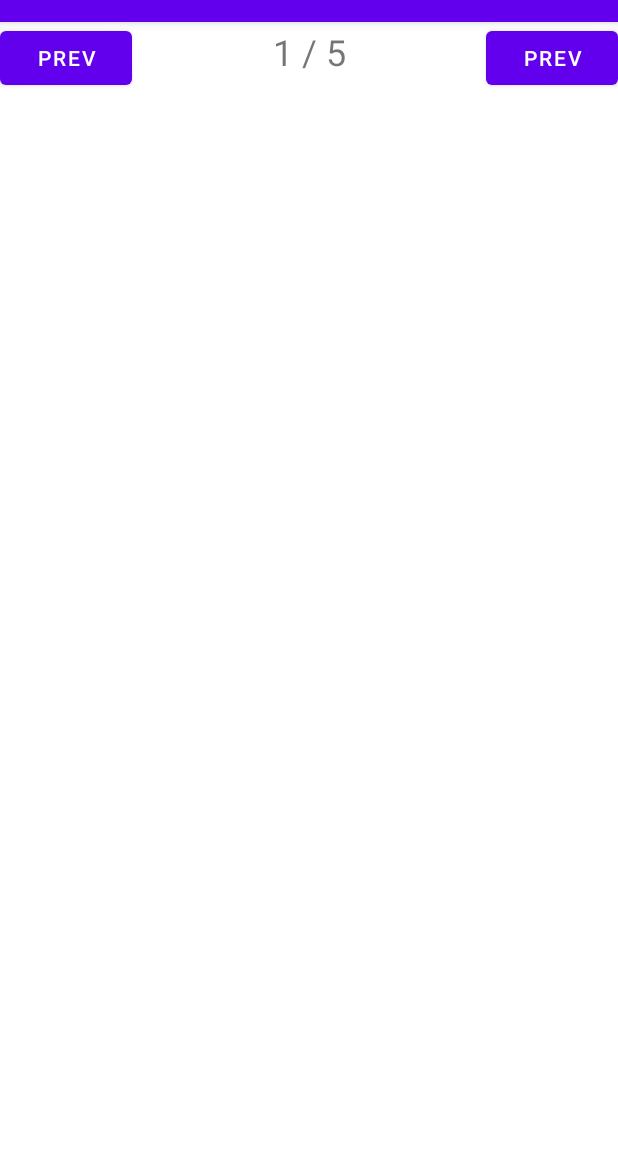
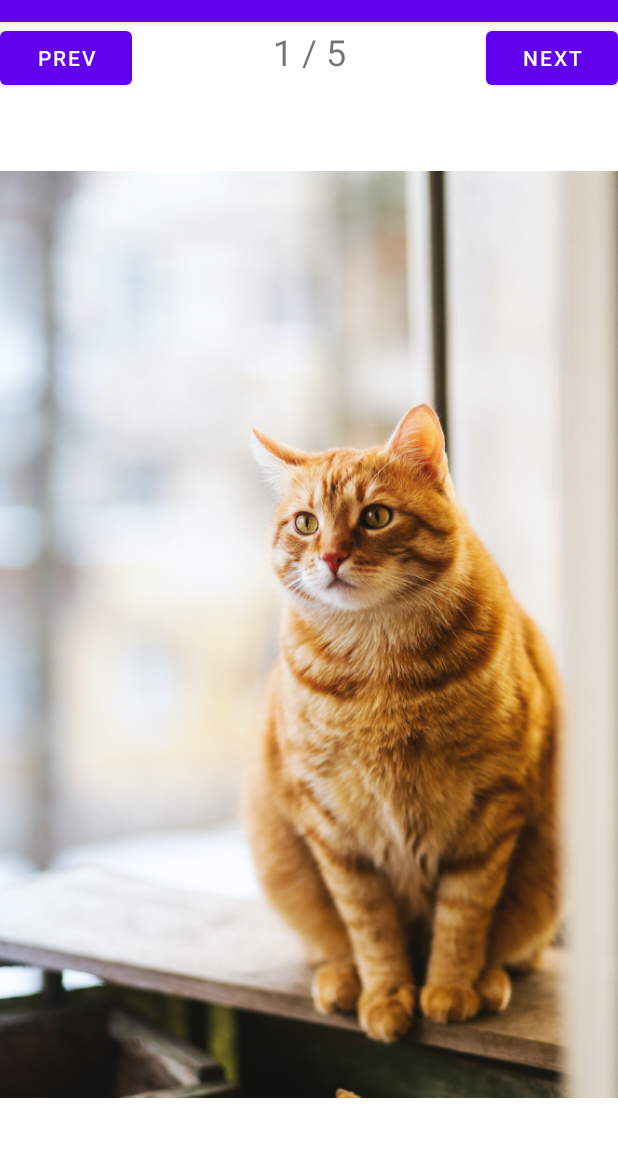
Before and after one commit to Taegrim/Android-Game-Programming, an Android app: the screen it shows after launch (MainActivity), on a phone screen of 412 x 824 dp, the part 62-1219 px from its top. Run offline under Robolectric (Android 15) with nearby library versions, the phone set to English and light mode, and no system bars.

```diff
--- a/ImageSwitcher/app/src/main/res/layout/activity_main.xml
+++ b/ImageSwitcher/app/src/main/res/layout/activity_main.xml
@@ -17,6 +17,7 @@
             android:layout_width="wrap_content"
             android:layout_height="wrap_content"
             android:text="Prev"
+            android:onClick="onBtnPrev"
             />
         <TextView
             android:layout_width="wrap_content"
@@ -29,11 +30,14 @@
         <Button
             android:layout_width="wrap_content"
             android:layout_height="wrap_content"
-            android:text="Prev"
+            android:text="Next"
+            android:onClick="onBtnNext"
             />
     </LinearLayout>
 
     <ImageView
+        android:id="@+id/imageView"
+        android:src="@mipmap/cat_1"
         android:layout_width="match_parent"
         android:layout_height="match_parent"
         android:layout_weight="1"
```
Also changed, not shown: ImageSwitcher/app/src/main/java/kr/ac/tukorea/sgp2018182024/imageswitcher/MainActivity.java (+13 -0 lines), ImageSwitcher/app/src/main/res/mipmap-xxxhdpi/cat_1.jpg (added), ImageSwitcher/app/src/main/res/mipmap-xxxhdpi/cat_5.jpg (added), 4 other files.
